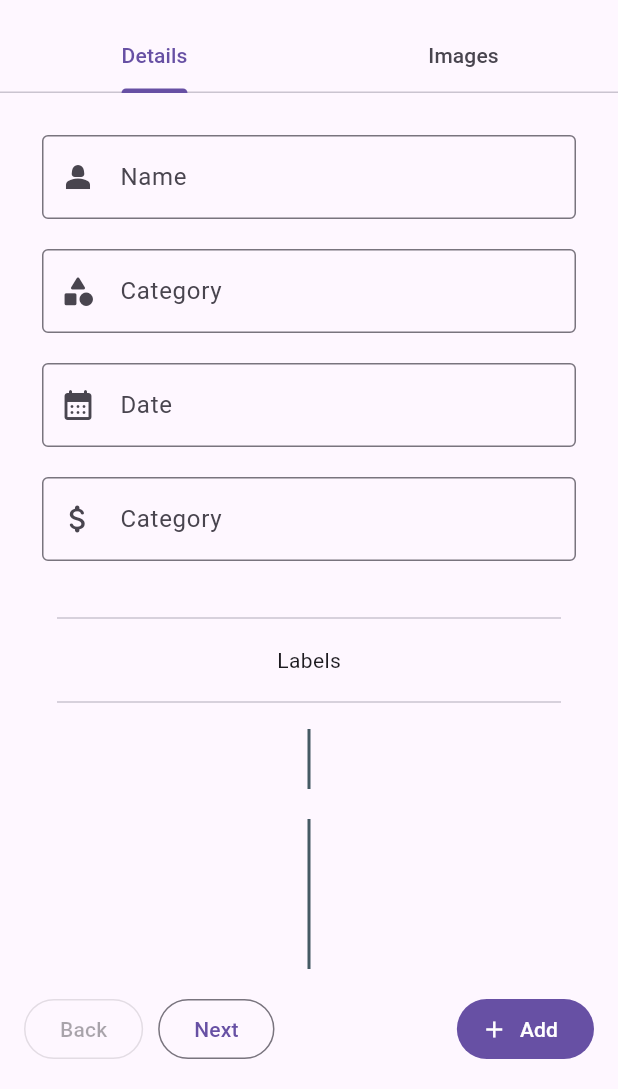
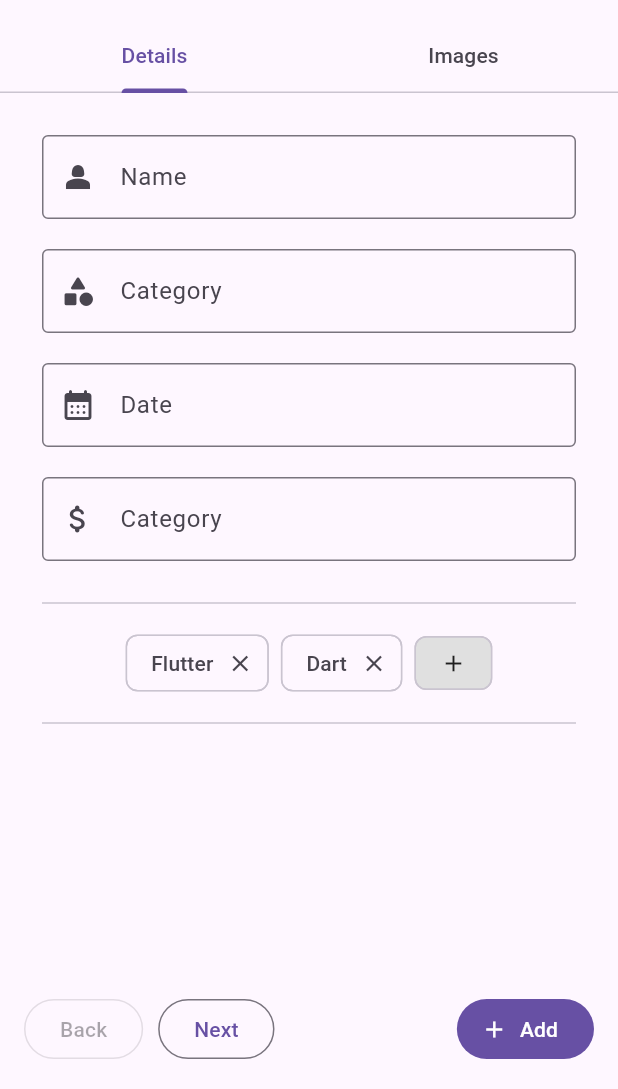
Before and after one commit to slatei/asset_manager, a Flutter app: the screen it shows after launch, on a phone screen of 412 x 824 dp, the part 147-1236 px from its top. Run offline on Flutter 3.47's test engine with Material 3 defaults, Android fonts, the phone set to English and light mode, and no system bars; our stand-ins replace cloud_firestore, firebase_auth, firebase_core, firebase_storage, image_picker; missing offline and left inert: firebase_ui_auth; accounts and stored records are empty.

Commit message:
feat: Manage labels in create asset view

```diff
--- a/lib/main.dart
+++ b/lib/main.dart
@@ -1,4 +1,5 @@
-import 'package:asset_store/screens/asset_management/create_asset.dart';
+import 'package:asset_store/screens/asset_management/manage_asset.dart';
+import 'package:asset_store/screens/asset_management/manage_asset_labels.dart';
 import 'package:asset_store/state/categories_state.dart';
 import 'package:provider/provider.dart';
 import 'package:flutter/foundation.dart';
@@ -96,7 +97,7 @@ class Sandbox extends StatelessWidget {
         title: const Text('Sandbox'),
         backgroundColor: Colors.grey,
       ),
-      body: const CreateAsset(),
+      body: const ManageAsset(),
     );
   }
 }
--- a/lib/screens/asset_management/create_asset.dart
+++ b/lib/screens/asset_management/manage_asset.dart
@@ -1,6 +1,6 @@
 import 'package:asset_store/screens/asset_management/asset_buttons.dart';
-import 'package:asset_store/screens/asset_management/create_asset_detail.dart';
-import 'package:asset_store/screens/asset_management/create_asset_image.dart';
+import 'package:asset_store/screens/asset_management/manage_asset_detail.dart';
+import 'package:asset_store/screens/asset_management/manage_asset_image.dart';
 import 'package:flutter/material.dart';
 
 class TabName {
@@ -8,8 +8,8 @@ class TabName {
   static const String images = 'Images';
 }
 
-class CreateAsset extends StatelessWidget {
-  const CreateAsset({super.key});
+class ManageAsset extends StatelessWidget {
+  const ManageAsset({super.key});
 
   @override
   Widget build(BuildContext context) {
@@ -92,11 +92,11 @@ class CreateAsset extends StatelessWidget {
   List<Widget> _buildTabContent(String tabName, BuildContext context) {
     if (tabName == TabName.details) {
       return <Widget>[
-        const CreateAssetDetail(),
+        const ManageAssetDetail(),
       ];
     } else if (tabName == TabName.images) {
       return <Widget>[
-        const CreateAssetImage(),
+        const ManageAssetImage(),
       ];
     }
     return <Widget>[];
--- a/lib/screens/asset_management/create_asset_detail.dart
+++ b/lib/screens/asset_management/manage_asset_detail.dart
@@ -1,21 +1,29 @@
+import 'package:asset_store/screens/asset_management/manage_asset_labels.dart';
 import 'package:flutter/material.dart';
 
-class CreateAssetDetail extends StatefulWidget {
-  const CreateAssetDetail({
+class ManageAssetDetail extends StatefulWidget {
+  const ManageAssetDetail({
     super.key,
   });
 
   @override
-  State<CreateAssetDetail> createState() => _CreateAssetDetailState();
+  State<ManageAssetDetail> createState() => _ManageAssetDetailState();
 }
 
-class _CreateAssetDetailState extends State<CreateAssetDetail>
+class _ManageAssetDetailState extends State<ManageAssetDetail>
     with AutomaticKeepAliveClientMixin {
   @override
   bool get wantKeepAlive => true;
 
   final _nameController = TextEditingController();
   final _categoryController = TextEditingController();
+
+  List<String> labels = ['Flutter', 'Dart'];
+  void _updateLabels(List<String> updatedLabels) {
+    setState(() {
+      labels = updatedLabels;
+    });
+  }
 
   @override
   void dispose() {
@@ -81,37 +89,20 @@ class _CreateAssetDetailState extends State<CreateAssetDetail>
           ),
         ),
 
-        // Separator bar
-        const Padding(
-          padding: EdgeInsets.all(10),
-          child: Divider(
-            indent: 20,
-            endIndent: 20,
-          ),
+        const Divider(
+          indent: 20,
+          endIndent: 20,
         ),
 
-        const Text('Labels'),
-
-        // Separator bar
-        const Padding(
-          padding: EdgeInsets.all(10),
-          child: Divider(
-            indent: 20,
-            endIndent: 20,
-          ),
+        ManageAssetLabels(
+          labels: labels,
+          onLabelsChanged: _updateLabels,
         ),
 
-        const Placeholder(child: SizedBox(height: 40)),
-        const SizedBox(height: 20),
-        const Placeholder(child: SizedBox(height: 100)),
-        const SizedBox(height: 20),
-        const Placeholder(child: SizedBox(height: 100)),
-        const SizedBox(height: 20),
-        const Placeholder(child: SizedBox(height: 100)),
-        const SizedBox(height: 20),
-        const Placeholder(child: SizedBox(height: 100)),
-        const SizedBox(height: 20),
-        const Placeholder(child: SizedBox(height: 100)),
+        const Divider(
+          indent: 20,
+          endIndent: 20,
+        )
       ],
     );
   }
--- /dev/null
+++ b/lib/screens/asset_management/manage_asset_labels.dart
@@ -0,0 +1,93 @@
+import 'package:flutter/material.dart';
+
+class ManageAssetLabels extends StatefulWidget {
+  final List<String> labels;
+  final Function(List<String>) onLabelsChanged;
+
+  const ManageAssetLabels(
+      {required this.labels, required this.onLabelsChanged, super.key});
+
+  @override
+  State<ManageAssetLabels> createState() => _ManageAssetLabelsState();
+}
+
+class _ManageAssetLabelsState extends State<ManageAssetLabels> {
+  late List<String> labels;
+
+  @override
+  void initState() {
+    super.initState();
+    labels = List.from(widget.labels);
+  }
+
+  void _addLabel(String label) {
+    setState(() {
+      labels.add(label);
+      widget.onLabelsChanged(labels); // Notify parent of changes
+    });
+  }
+
+  void _removeLabel(String label) {
+    setState(() {
+      labels.remove(label);
+      widget.onLabelsChanged(labels); // Notify parent of changes
+    });
+  }
+
+  void _showAddLabelDialog(BuildContext context) {
+    TextEditingController controller = TextEditingController();
+    showDialog(
+      context: context,
+      builder: (BuildContext context) {
+        return AlertDialog(
+          title: const Text('Add Label'),
+          content: TextField(
+            controller: controller,
+            decoration: const InputDecoration(hintText: "Enter label"),
+          ),
+          actions: <Widget>[
+            TextButton(
+              child: const Text('CANCEL'),
+              onPressed: () {
+                Navigator.of(context).pop();
+              },
+            ),
+            TextButton(
+              child: const Text('ADD'),
+              onPressed: () {
+                if (controller.text.isNotEmpty) {
+                  _addLabel(controller.text);
+                  Navigator.of(context).pop();
+                }
+              },
+            ),
+          ],
+        );
+      },
+    );
+  }
+
+  @override
+  Widget build(BuildContext context) {
+    return Padding(
+      padding: const EdgeInsets.all(8.0),
+      child: Wrap(
+        spacing: 8.0,
+        children: [
+          ...widget.labels.map((label) => Chip(
+                label: Text(label),
+                deleteIcon: const Icon(Icons.close),
+                onDeleted: () => _removeLabel(label),
+              )),
+          GestureDetector(
+            onTap: () => _showAddLabelDialog(context),
+            child: Chip(
+              label: const Icon(Icons.add, size: 18.0),
+              backgroundColor: Colors.grey[300],
+            ),
+          ),
+        ],
+      ),
+    );
+  }
+}
```
Also changed, not shown: lib/screens/asset_management/manage_asset_image.dart (renamed from lib/screens/asset_management/create_asset_image.dart, +5 -4 lines).
